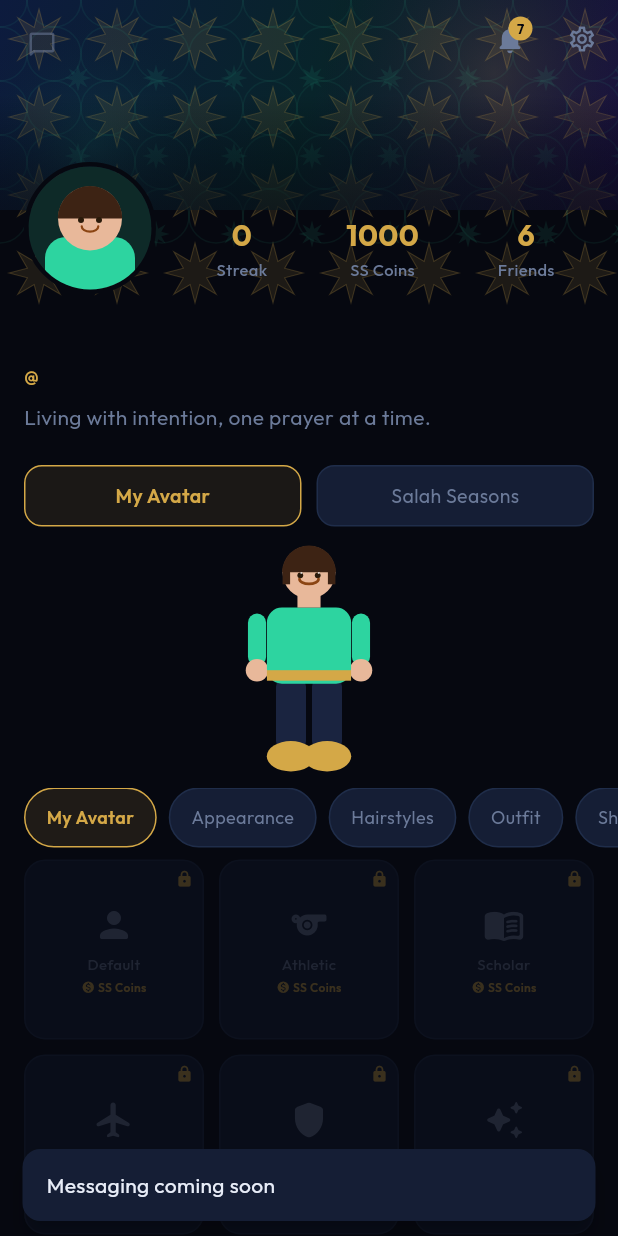
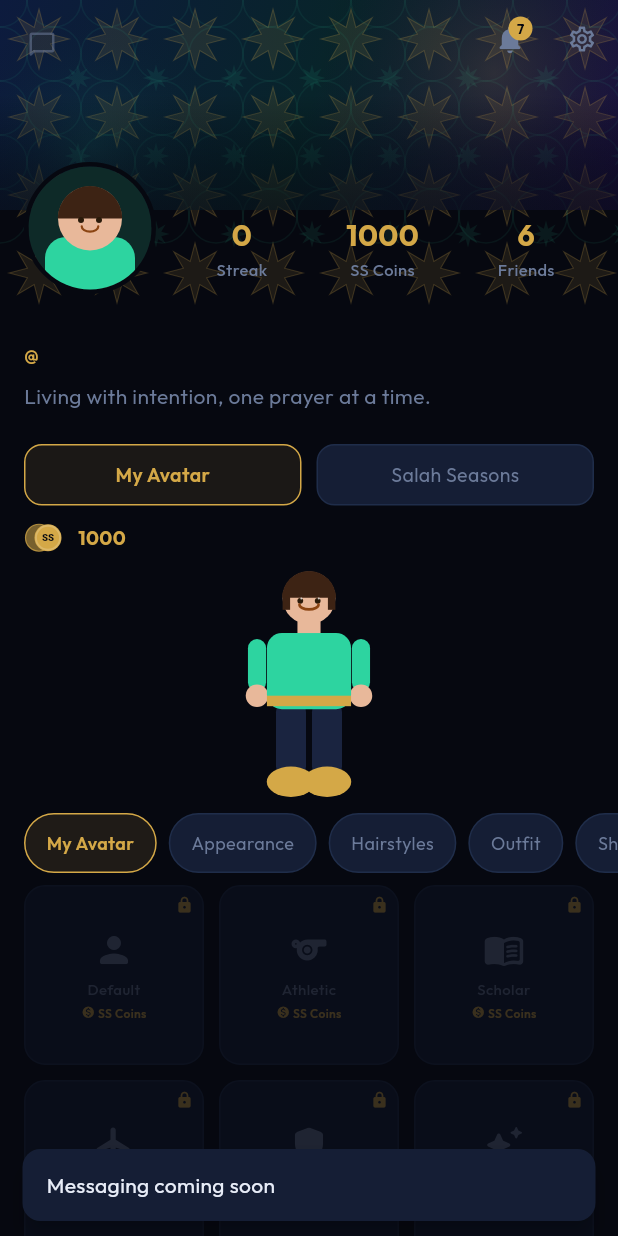
Before and after one commit to hasincltd/Salah-Socials, a Flutter app: the ProfileScreen screen opened directly, after a tap on the "chat bubble outline" icon, on a phone screen of 412 x 824 dp. Run offline on Flutter 3.47's test engine with Material 3 defaults, Android fonts, the phone set to English and light mode, and no system bars; our stand-ins replace flutter_dotenv, geolocator, google_fonts, google_maps_flutter, shared_preferences; accounts and stored records are empty; network calls fail.

Commit message:
SS Coins in My Profile, padding fixes, My Profile rebuilt

```diff
--- a/lib/main.dart
+++ b/lib/main.dart
@@ -3,11 +3,13 @@ import 'package:flutter_dotenv/flutter_dotenv.dart';
 import 'theme/app_theme.dart';
 import 'navigation/main_navigation.dart';
 import 'screens/notifications/notifications_screen.dart';
+import 'widgets/ss_coins_widget.dart';
 
 void main() async {
   WidgetsFlutterBinding.ensureInitialized();
   await dotenv.load(fileName: '.env');
   await initNotifBadge();
+  await initSsCoins();
   runApp(const SalahSocialsApp());
 }
 
--- a/lib/screens/home/home_screen.dart
+++ b/lib/screens/home/home_screen.dart
@@ -533,7 +533,7 @@ class _HomeScreenState extends State<HomeScreen> with TickerProviderStateMixin {
       next = null;
     }
     return ListView(
-      padding: const EdgeInsets.fromLTRB(20, kToolbarHeight + 8, 20, 32),
+      padding: const EdgeInsets.fromLTRB(20, kToolbarHeight, 20, 32),
       children: [
         _GreetingRow(greeting: _greeting),
         const SizedBox(height: 22),
--- a/lib/screens/profile/profile_screen.dart
+++ b/lib/screens/profile/profile_screen.dart
@@ -7,6 +7,7 @@ import 'package:shared_preferences/shared_preferences.dart';
 import '../../theme/app_theme.dart';
 import '../settings/settings_screen.dart';
 import '../notifications/notifications_screen.dart';
+import '../../widgets/ss_coins_widget.dart';
 
 // ── SharedPreferences keys ────────────────────────────────────────────────
 
@@ -172,7 +173,6 @@ class _ProfileScreenState extends State<ProfileScreen> {
                 ],
               ),
             ),
-            const SizedBox(height: 14),
             // ── 2. Name + handle + bio ───────────────────────────────────
             Padding(
               padding: const EdgeInsets.symmetric(horizontal: 16),
@@ -202,6 +202,12 @@ class _ProfileScreenState extends State<ProfileScreen> {
             Padding(
               padding: const EdgeInsets.symmetric(horizontal: 16),
               child: _TabPills(tabIndex: _tabIndex, onSwitch: _switchTab),
+            ),
+            const SizedBox(height: 12),
+            // ── SS Coins — persistent above tab content ──────────────────
+            const Padding(
+              padding: EdgeInsets.symmetric(horizontal: 16),
+              child: SSCoinWidget(),
             ),
             const SizedBox(height: 10),
             // ── 4. PageView ──────────────────────────────────────────────
--- /dev/null
+++ b/lib/widgets/ss_coins_widget.dart
@@ -0,0 +1,113 @@
+import 'dart:ui' as ui;
+import 'package:flutter/material.dart';
+import 'package:google_fonts/google_fonts.dart';
+import 'package:shared_preferences/shared_preferences.dart';
+import '../theme/app_theme.dart';
+
+// ── Global balance state ──────────────────────────────────────────────────
+
+const _kSsCoinsKey     = 'ss_coin_balance';
+const _kSsCoinsDefault = 1000;
+
+final ValueNotifier<int> ssCoinBalance = ValueNotifier<int>(_kSsCoinsDefault);
+
+Future<void> initSsCoins() async {
+  final prefs = await SharedPreferences.getInstance();
+  ssCoinBalance.value = prefs.getInt(_kSsCoinsKey) ?? _kSsCoinsDefault;
+}
+
+// ── Widget ────────────────────────────────────────────────────────────────
+
+class SSCoinWidget extends StatelessWidget {
+  const SSCoinWidget({super.key});
+
+  @override
+  Widget build(BuildContext context) {
+    return ValueListenableBuilder<int>(
+      valueListenable: ssCoinBalance,
+      builder: (context, balance, _) {
+        return Padding(
+          padding: const EdgeInsets.symmetric(horizontal: 4),
+          child: Row(
+            mainAxisSize: MainAxisSize.min,
+            crossAxisAlignment: CrossAxisAlignment.center,
+            children: [
+              SizedBox(
+                width: 27,
+                height: 18,
+                child: CustomPaint(painter: _CoinPainter()),
+              ),
+              const SizedBox(width: 5),
+              Text(
+                '$balance',
+                style: GoogleFonts.outfit(
+                  fontSize: 13,
+                  fontWeight: FontWeight.w700,
+                  color: AppTheme.primary,
+                ),
+              ),
+            ],
+          ),
+        );
+      },
+    );
+  }
+}
+
+// ── Coin icon painter — two stacked gold circles with "SS" ────────────────
+
+class _CoinPainter extends CustomPainter {
+  @override
+  void paint(Canvas canvas, Size size) {
+    final r = size.height / 2;
+
+    // Back coin (offset left, slightly dimmer)
+    canvas.drawCircle(
+      Offset(r - 3, r),
+      r,
+      Paint()..color = AppTheme.primary.withValues(alpha: 0.55),
+    );
+    canvas.drawCircle(
+      Offset(r - 3, r),
+      r,
+      Paint()
+        ..color = AppTheme.primary.withValues(alpha: 0.75)
+        ..style = PaintingStyle.stroke
+        ..strokeWidth = 0.8,
+    );
+
+    // Front coin (offset right, full gold)
+    canvas.drawCircle(
+      Offset(r + 3, r),
+      r,
+      Paint()..color = AppTheme.primary,
+    );
+    // Inner highlight rim
+    canvas.drawCircle(
+      Offset(r + 3, r),
+      r - 1,
+      Paint()
+        ..color = Colors.white.withValues(alpha: 0.18)
+        ..style = PaintingStyle.stroke
+        ..strokeWidth = 1.2,
+    );
+
+    // "SS" engraved text on front coin
+    final tp = TextPainter(
+      text: TextSpan(
+        text: 'SS',
+        style: TextStyle(
+          color: AppTheme.onPrimary,
+          fontSize: r * 0.72,
+          fontWeight: FontWeight.w900,
+          height: 1.0,
+        ),
+      ),
+      textDirection: ui.TextDirection.ltr,
+    )..layout();
+    tp.paint(canvas, Offset(r + 3 - tp.width / 2, r - tp.height / 2));
+  }
+
+  @override
+  bool shouldRepaint(_CoinPainter old) => false;
+}
```
